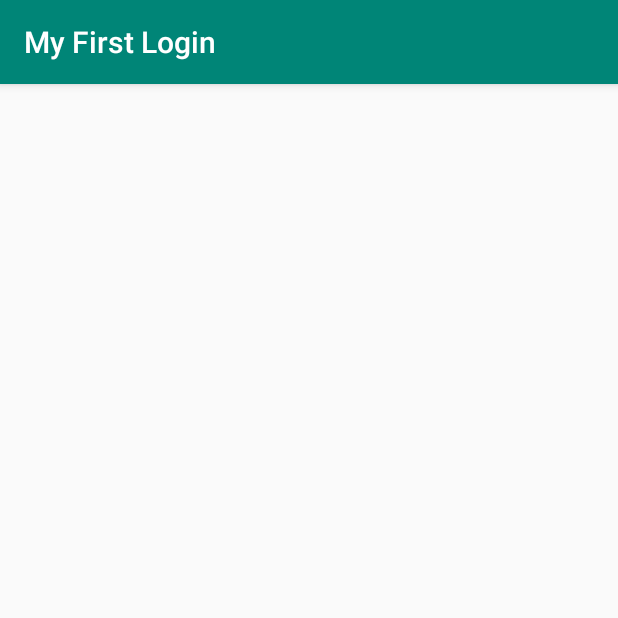
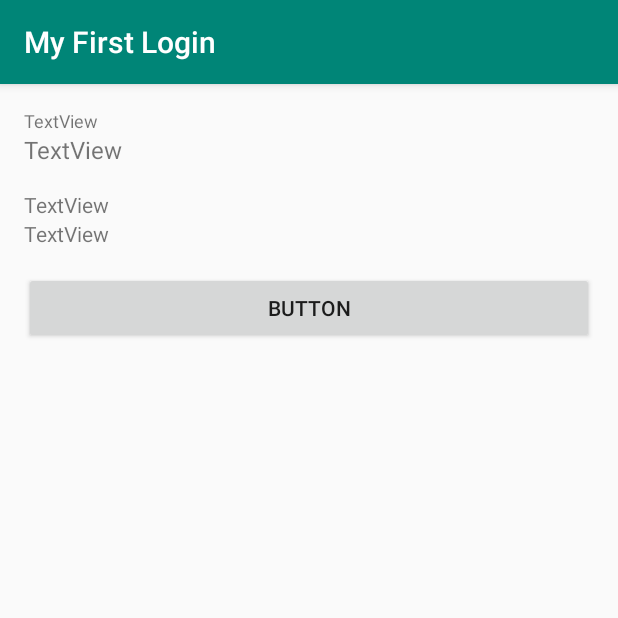
Before and after one commit to Agc96/MyFirstLogin, an Android app: the HomeActivity screen opened directly, with no data from a screen before it, on a phone screen of 412 x 824 dp, the top half of it. Run offline under Robolectric (Android 15) with nearby library versions, the phone set to English and light mode, and no system bars.

```diff
--- a/app/src/main/java/pe/edu/pucp/a20190000/myfirstlogin/data/api/ApiAdapter.java
+++ b/app/src/main/java/pe/edu/pucp/a20190000/myfirstlogin/data/api/ApiAdapter.java
@@ -26,7 +26,7 @@ public class ApiAdapter {
                     .addConverterFactory(JacksonConverterFactory.create())
                     .client(httpClient)
                     .build();
-            // Crear la interfaz que manejará servicio REST
+            // Crear la interfaz que manejará el servicio REST
             INSTANCE = retrofit.create(ApiService.class);
         }
         return INSTANCE;
--- a/app/src/main/java/pe/edu/pucp/a20190000/myfirstlogin/data/db/AppDatabase.java
+++ b/app/src/main/java/pe/edu/pucp/a20190000/myfirstlogin/data/db/AppDatabase.java
@@ -8,7 +8,7 @@ import android.content.Context;
 import pe.edu.pucp.a20190000.myfirstlogin.data.db.dao.UserDao;
 import pe.edu.pucp.a20190000.myfirstlogin.data.db.entities.User;
 
-@Database(entities = {User.class}, version = 1)
+@Database(entities = {User.class}, version = 1, exportSchema = false)
 public abstract class AppDatabase extends RoomDatabase {
 
     private static final String DB_NAME = "myfirstlogin.db";
--- a/app/src/main/java/pe/edu/pucp/a20190000/myfirstlogin/data/db/dao/UserDao.java
+++ b/app/src/main/java/pe/edu/pucp/a20190000/myfirstlogin/data/db/dao/UserDao.java
@@ -13,8 +13,8 @@ public interface UserDao {
     @Query("SELECT * FROM USER WHERE USERNAME = :username AND PASSWORD = :password")
     User loginOffline(String username, String password);
 
-    @Query("SELECT COUNT(*) FROM USER WHERE USERNAME = :username")
-    int countByUsername(String username);
+    @Query("SELECT * FROM USER WHERE USER_ID = :userId LIMIT 1")
+    User findById(int userId);
 
     @Insert
     void insert(User user);
--- a/app/src/main/java/pe/edu/pucp/a20190000/myfirstlogin/data/db/entities/User.java
+++ b/app/src/main/java/pe/edu/pucp/a20190000/myfirstlogin/data/db/entities/User.java
@@ -7,7 +7,7 @@ import android.arch.persistence.room.PrimaryKey;
 @Entity(tableName = "USER")
 public class User {
 
-    @PrimaryKey(autoGenerate = true)
+    @PrimaryKey
     @ColumnInfo(name = "USER_ID")
     private int userId;
 
@@ -34,19 +34,15 @@ public class User {
     public int getUserId() {
         return userId;
     }
-
     public String getFullName() {
         return fullName;
     }
-
     public String getEmail() {
         return email;
     }
-
     public String getUsername() {
         return username;
     }
-
     public String getPassword() {
         return password;
     }
--- a/app/src/main/res/layout/activity_home.xml
+++ b/app/src/main/res/layout/activity_home.xml
@@ -1,9 +1,49 @@
 <?xml version="1.0" encoding="utf-8"?>
-<android.support.constraint.ConstraintLayout xmlns:android="http://schemas.android.com/apk/res/android"
+<ScrollView xmlns:android="http://schemas.android.com/apk/res/android"
     xmlns:app="http://schemas.android.com/apk/res-auto"
     xmlns:tools="http://schemas.android.com/tools"
     android:layout_width="match_parent"
     android:layout_height="match_parent"
     tools:context=".features.home.HomeActivity">
 
-</android.support.constraint.ConstraintLayout>
+    <LinearLayout
+        android:layout_width="match_parent"
+        android:layout_height="wrap_content"
+        android:orientation="vertical"
+        android:padding="16dp">
+
+        <TextView
+            android:id="@+id/textView"
+            android:layout_width="match_parent"
+            android:layout_height="wrap_content"
+            android:text="TextView"
+            android:textSize="12sp" />
+
+        <TextView
+            android:id="@+id/textView2"
+            android:layout_width="match_parent"
+            android:layout_height="wrap_content"
+            android:layout_marginBottom="16dp"
+            android:text="TextView"
+            android:textSize="16sp" />
+
+        <TextView
+            android:id="@+id/textView3"
+            android:layout_width="match_parent"
+            android:layout_height="wrap_content"
+            android:text="TextView" />
+
+        <TextView
+            android:id="@+id/textView4"
+            android:layout_width="match_parent"
+            android:layout_height="wrap_content"
+            android:layout_marginBottom="16dp"
+            android:text="TextView" />
+
+        <Button
+            android:id="@+id/button"
+            android:layout_width="match_parent"
+            android:layout_height="wrap_content"
+            android:text="Button" />
+    </LinearLayout>
+</ScrollView>
```
Also changed, not shown: app/src/main/res/values/strings.xml (+26 -0 lines).
